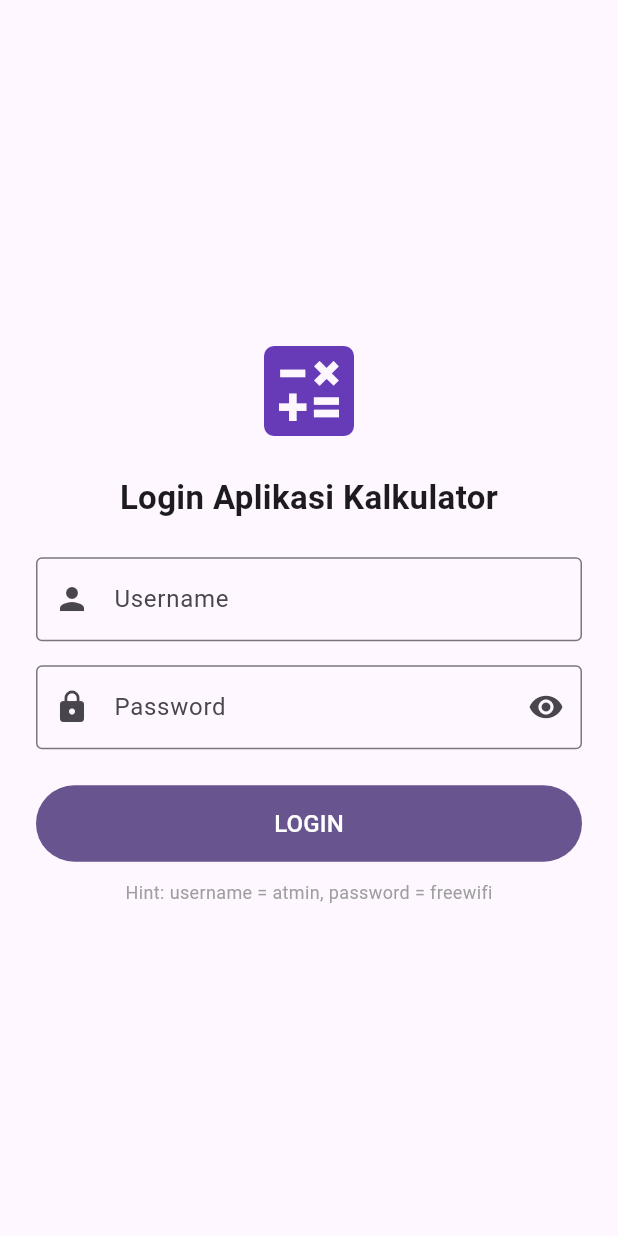
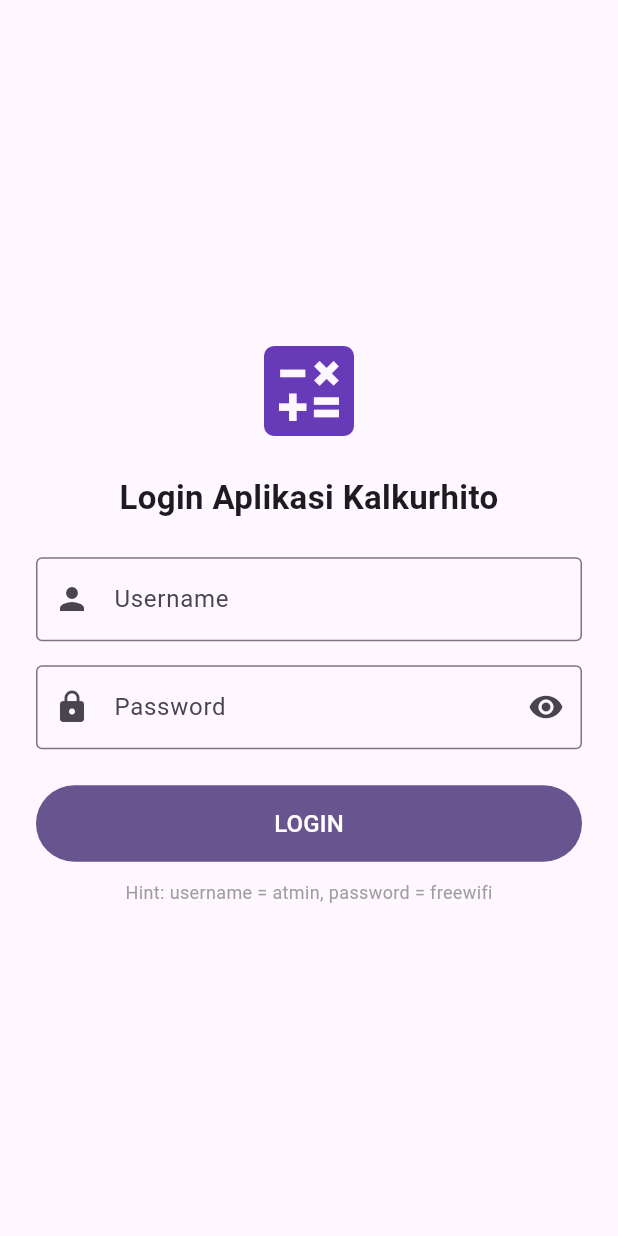
Before and after one commit to andhikaguntur/kalkurhito, a Flutter app: the screen it shows after launch, on a phone screen of 412 x 824 dp. Run offline on Flutter 3.47's test engine with Material 3 defaults, Android fonts, the phone set to English and light mode, and no system bars.

Commit message:
fix: update application title to 'Kalkurhito' in main and login pages

```diff
--- a/lib/main.dart
+++ b/lib/main.dart
@@ -13,7 +13,7 @@ class MyApp extends StatelessWidget {
   @override
   Widget build(BuildContext context) {
     return MaterialApp(
-      title: 'Aplikasi Kalkulator',
+      title: 'Kalkurhito',
       debugShowCheckedModeBanner: false,
       theme: ThemeData(
         // Menggunakan tema warna Material 3 berbasis Deep Purple
--- a/lib/pages/login_page.dart
+++ b/lib/pages/login_page.dart
@@ -80,7 +80,7 @@ class _LoginPageState extends State<LoginPage> {
 
                 // Judul Aplikasi
                 const Text(
-                  'Login Aplikasi Kalkulator',
+                  'Login Aplikasi Kalkurhito',
                   style: TextStyle(
                     fontSize: 22,
                     fontWeight: FontWeight.bold,
```
